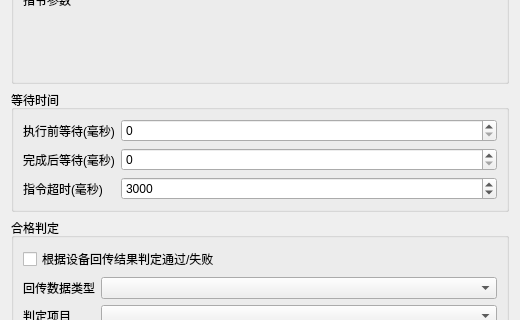
yuhuang163/test, file platform/settings/widgets/test_case_edit_dialog.ui: the form before one commit; both pictures show x 0 to 520 and y 315 to 635 of the 520 by 904 pixel window.
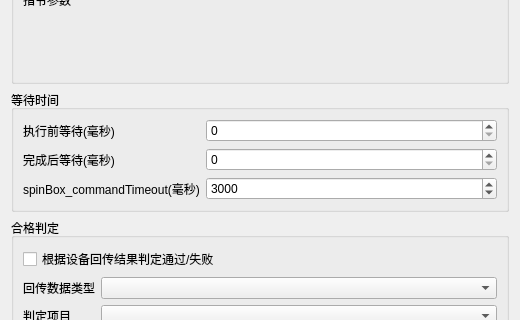
The form after the commit.

The edit to the form file:
```diff
--- a/platform/settings/widgets/test_case_edit_dialog.ui
+++ b/platform/settings/widgets/test_case_edit_dialog.ui
@@ -197,7 +197,7 @@
       <item row="2" column="0">
        <widget class="QLabel" name="label_commandTimeout">
         <property name="text">
-         <string>指令超时(毫秒)</string>
+         <string>spinBox_commandTimeout(毫秒)</string>
         </property>
         <property name="toolTip">
          <string>sendCommandWithRetry 每次等待设备响应的间隔；超时后按 test_base 规则重试。未配置的旧 ini 运行时仍为：无卡控 3000、有卡控 8000。</string>
```
